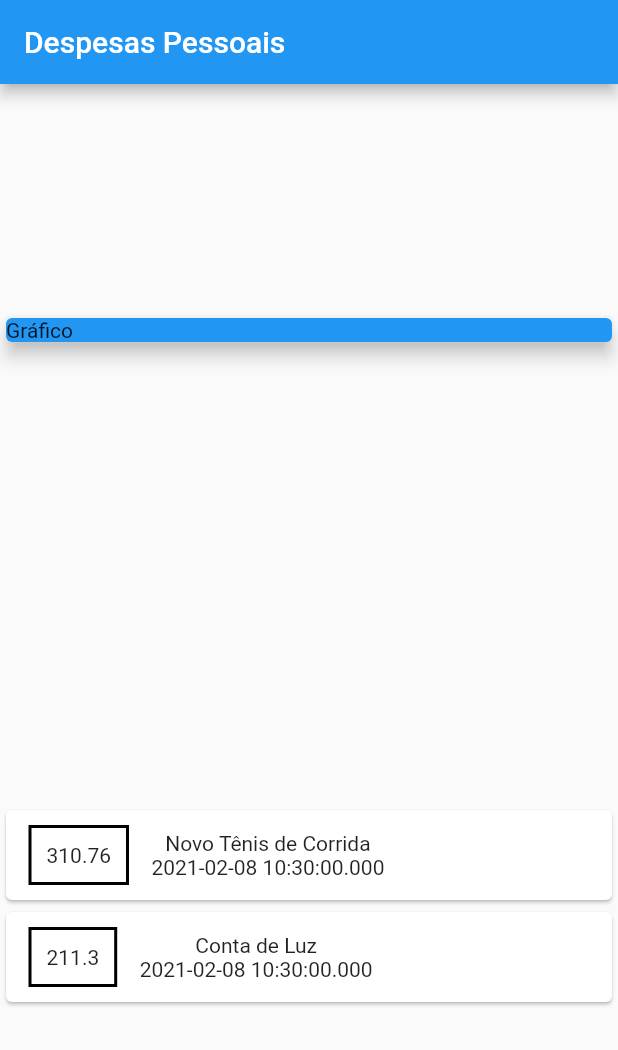
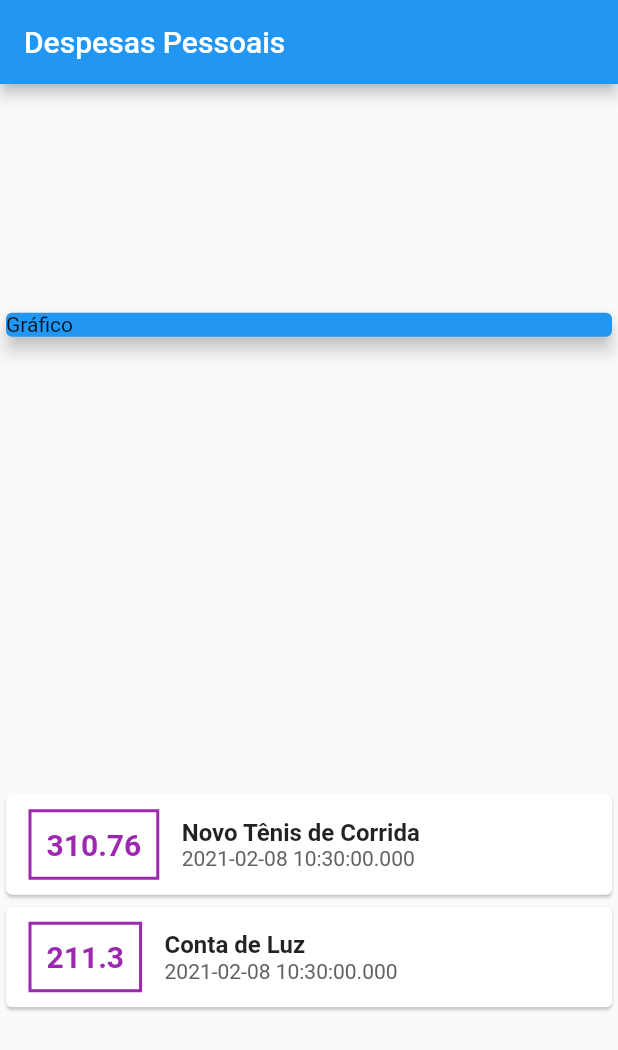
Before and after one commit to lnnalcant/curso-flutter, a Flutter app: the screen it shows after launch, on a phone screen of 412 x 824 dp. Shown: the top 1050 px of the screen. Run offline on Flutter 3.47's test engine with Material 2 defaults, Android fonts, the phone set to English and light mode, and no system bars.

Commit message:
feito até aula 088

```diff
--- a/expenses/lib/main.dart
+++ b/expenses/lib/main.dart
@@ -58,19 +58,36 @@ class MyHomePage extends StatelessWidget {
                       ),
                       decoration: BoxDecoration(
                         border: Border.all(
-                          color: Colors.black,
+                          color: Colors.purple,
                           width: 2,
                         ),
                       ),
                       padding: EdgeInsets.all(10),
                       child: Text(
                         tr.value.toString(),
+                        style: TextStyle(
+                          fontWeight: FontWeight.bold,
+                          fontSize: 20,
+                          color: Colors.purple,
+                        ),
                       ),
                     ),
                     Column(
+                      crossAxisAlignment: CrossAxisAlignment.start,
                       children: <Widget>[
-                        Text(tr.title),
-                        Text(tr.date.toString()),
+                        Text(
+                          tr.title,
+                          style: TextStyle(
+                            fontSize: 16,
+                            fontWeight: FontWeight.bold,
+                          ),
+                        ),
+                        Text(
+                          tr.date.toString(),
+                          style: TextStyle(
+                            color: Colors.grey[700],
+                          ),
+                        ),
                       ],
                     ),
                   ],
```
